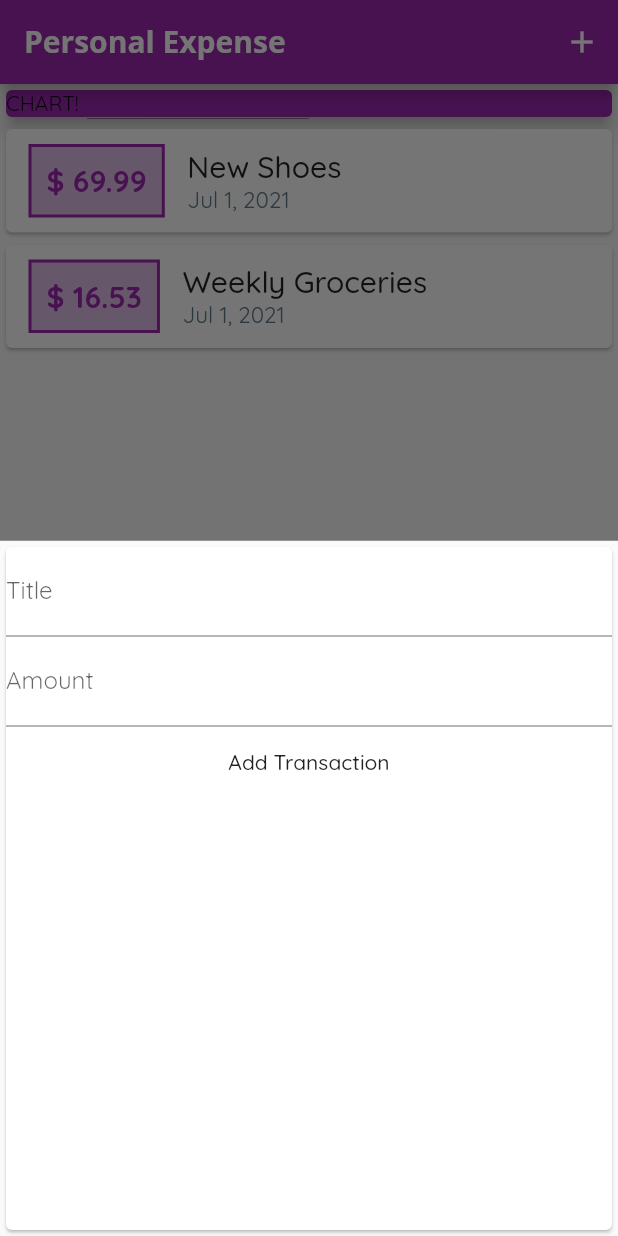
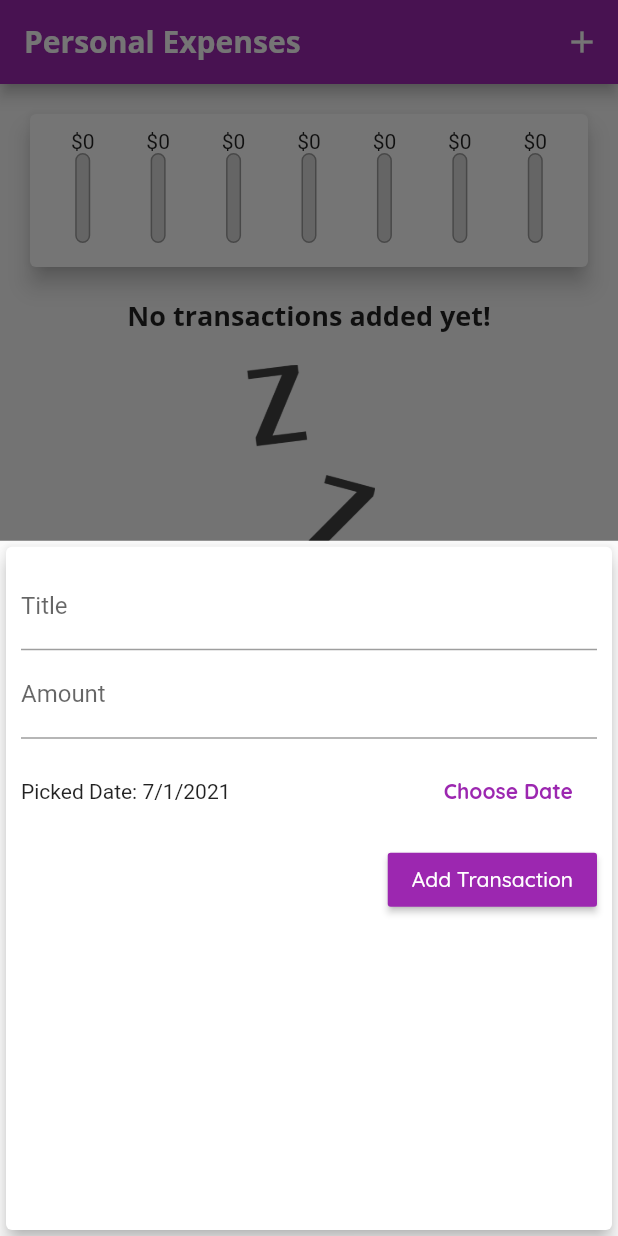
Before and after one commit to RidhamK/expensemanager, a Flutter app: the screen it shows after launch, after a tap on the "add" icon, on a phone screen of 412 x 824 dp. Run offline on Flutter 3.47's test engine with Material 2 defaults, Android fonts, the phone set to English and light mode, and no system bars.

```diff
--- a/lib/main.dart
+++ b/lib/main.dart
@@ -1,11 +1,13 @@
-import 'package:flutter/cupertino.dart';
+// ignore_for_file: deprecated_member_use
+
 import 'package:flutter/material.dart';
 
-import 'widgets/new_transaction.dart';
+import './widgets/new_transaction.dart';
 import './widgets/transaction_list.dart';
+import './widgets/chart.dart';
 import './models/transaction.dart';
 
-void main() => runApp(MyApp());
+void main() => runApp(const MyApp());
 
 class MyApp extends StatelessWidget {
   const MyApp({Key? key}) : super(key: key);
@@ -13,73 +15,100 @@ class MyApp extends StatelessWidget {
   @override
   Widget build(BuildContext context) {
     return MaterialApp(
-      title: 'Flutter App',
+      title: 'Personal Expenses',
       theme: ThemeData(
-        primarySwatch: Colors.purple,
-        accentColor: Colors.amberAccent,
-        fontFamily: 'Quicksand',
-        appBarTheme: AppBarTheme(
+          primarySwatch: Colors.purple,
+          accentColor: Colors.amber,
+          // errorColor: Colors.red,
+          fontFamily: 'Quicksand',
           textTheme: ThemeData.light().textTheme.copyWith(
-                title: TextStyle(
+                title: const TextStyle(
                   fontFamily: 'OpenSans',
-                  fontSize: 20,
                   fontWeight: FontWeight.bold,
+                  fontSize: 18,
                 ),
+                button: const TextStyle(color: Colors.white),
               ),
-        ),
-      ),
-      home: MyHomePage(),
+          appBarTheme: AppBarTheme(
+            textTheme: ThemeData.light().textTheme.copyWith(
+                  title: const TextStyle(
+                    fontFamily: 'OpenSans',
+                    fontSize: 20,
+                    fontWeight: FontWeight.bold,
+                  ),
+                ),
+          )),
+      home: const MyHomePage(),
     );
   }
 }
 
 class MyHomePage extends StatefulWidget {
-  // String titleInput = '';
-  // String amountInput = '';
+  const MyHomePage({Key? key}) : super(key: key);
 
+  // String titleInput;
+  // String amountInput;
   @override
-  State<MyHomePage> createState() => _MyHomePageState();
+  _MyHomePageState createState() => _MyHomePageState();
 }
 
 class _MyHomePageState extends State<MyHomePage> {
   final List<Transaction> _userTransactions = [
-    Transaction(
-      id: 't1',
-      title: 'New Shoes',
-      amount: 69.99,
-      date: DateTime.now(),
-    ),
-    Transaction(
-      id: 't2',
-      title: 'Weekly Groceries',
-      amount: 16.53,
-      date: DateTime.now(),
-    ),
+    // Transaction(
+    //   id: 't1',
+    //   title: 'New Shoes',
+    //   amount: 69.99,
+    //   date: DateTime.now(),
+    // ),
+    // Transaction(
+    //   id: 't2',
+    //   title: 'Weekly Groceries',
+    //   amount: 16.53,
+    //   date: DateTime.now(),
+    // ),
   ];
 
-  void _addTransaction(String txTitle, double txAmount) {
-    final newtx = Transaction(
+  List<Transaction> get _recentTransactions {
+    return _userTransactions.where((tx) {
+      return tx.date.isAfter(
+        DateTime.now().subtract(
+          const Duration(days: 7),
+        ),
+      );
+    }).toList();
+  }
+
+  void _addNewTransaction(
+      String txTitle, double txAmount, DateTime chosenDate) {
+    final newTx = Transaction(
       title: txTitle,
       amount: txAmount,
-      date: DateTime.now(),
+      date: chosenDate,
       id: DateTime.now().toString(),
     );
+
     setState(() {
-      _userTransactions.add(newtx);
+      _userTransactions.add(newTx);
     });
   }
 
-  void _startAddNewTx(BuildContext context) {
+  void _startAddNewTransaction(BuildContext ctx) {
     showModalBottomSheet(
-      context: context,
+      context: ctx,
       builder: (_) {
         return GestureDetector(
           onTap: () {},
+          child: NewTransaction(_addNewTransaction),
           behavior: HitTestBehavior.opaque,
-          child: NewTransaction(_addTransaction),
         );
       },
     );
+  }
+
+  void _deleteTransaction(String id) {
+    setState(() {
+      _userTransactions.removeWhere((tx) => tx.id == id);
+    });
   }
 
   @override
@@ -87,13 +116,13 @@ class _MyHomePageState extends State<MyHomePage> {
     return Scaffold(
       appBar: AppBar(
         title: const Text(
-          'Personal Expense',
+          'Personal Expenses',
         ),
-        actions: [
+        actions: <Widget>[
           IconButton(
-            onPressed: () => _startAddNewTx(context),
-            icon: Icon(Icons.add),
-          )
+            icon: const Icon(Icons.add),
+            onPressed: () => _startAddNewTransaction(context),
+          ),
         ],
       ),
       body: SingleChildScrollView(
@@ -101,22 +130,15 @@ class _MyHomePageState extends State<MyHomePage> {
           // mainAxisAlignment: MainAxisAlignment.start,
           crossAxisAlignment: CrossAxisAlignment.stretch,
           children: <Widget>[
-            Container(
-              width: double.infinity,
-              child: Card(
-                color: Theme.of(context).primaryColor,
-                child: Text('CHART!'),
-                elevation: 5,
-              ),
-            ),
-            TransactionList(_userTransactions),
+            Chart(_recentTransactions),
+            TransactionList(_userTransactions, _deleteTransaction),
           ],
         ),
       ),
       floatingActionButtonLocation: FloatingActionButtonLocation.centerFloat,
       floatingActionButton: FloatingActionButton(
-        onPressed: () => _startAddNewTx(context),
-        child: Icon(Icons.add),
+        child: const Icon(Icons.add),
+        onPressed: () => _startAddNewTransaction(context),
       ),
     );
   }
--- /dev/null
+++ b/lib/widgets/chart.dart
@@ -0,0 +1,67 @@
+// ignore_for_file: use_key_in_widget_constructors
+
+import 'package:expense_manager/models/transaction.dart';
+import 'package:flutter/material.dart';
+import 'package:intl/intl.dart';
+
+import 'chartbar.dart';
+
+class Chart extends StatelessWidget {
+  final List<Transaction> recentTransactions;
+
+  const Chart(this.recentTransactions);
+
+  List<Map<String, Object>> get groupedTransactionValues {
+    return List.generate(7, (index) {
+      final weekDay = DateTime.now().subtract(
+        Duration(days: index),
+      );
+      var totalSum = 0.0;
+
+      for (var i = 0; i < recentTransactions.length; i++) {
+        if (recentTransactions[i].date.day == weekDay.day &&
+            recentTransactions[i].date.month == weekDay.month &&
+            recentTransactions[i].date.year == weekDay.year) {
+          totalSum += recentTransactions[i].amount;
+        }
+      }
+
+      return {
+        'day': DateFormat.E().format(weekDay).substring(0, 1),
+        'amount': totalSum,
+      };
+    }).reversed.toList();
+  }
+
+  double get totalSpending {
+    return groupedTransactionValues.fold(0.0, (sum, item) {
+      return sum + (item['amount'] as double);
+    });
+  }
+
+  @override
+  Widget build(BuildContext context) {
+    return Card(
+      elevation: 6,
+      margin: const EdgeInsets.all(20),
+      child: Padding(
+        padding: const EdgeInsets.all(10),
+        child: Row(
+          mainAxisAlignment: MainAxisAlignment.spaceAround,
+          children: groupedTransactionValues.map((data) {
+            return Flexible(
+              fit: FlexFit.tight,
+              child: ChartBar(
+                data['day'] as String,
+                data['amount'] as double,
+                totalSpending == 0.0
+                    ? 0.0
+                    : (data['amount'] as double) / totalSpending,
+              ),
+            );
+          }).toList(),
+        ),
+      ),
+    );
+  }
+}
--- /dev/null
+++ b/lib/widgets/chartbar.dart
@@ -0,0 +1,48 @@
+// ignore_for_file: use_key_in_widget_constructors, sized_box_for_whitespace
+
+import 'package:flutter/material.dart';
+
+class ChartBar extends StatelessWidget {
+  final String label;
+  final double spendingAmount;
+  final double spendingPctTotal;
+
+  const ChartBar(this.label, this.spendingAmount, this.spendingPctTotal);
+
+  @override
+  Widget build(BuildContext context) {
+    return Column(
+      children: [
+        Text('\$${spendingAmount.toStringAsFixed(0)}'),
+        const SizedBox(),
+        Container(
+          height: 60,
+          width: 10,
+          child: Stack(
+            children: [
+              Container(
+                decoration: BoxDecoration(
+                  border: Border.all(color: Colors.grey, width: 1.0),
+                  color: const Color.fromRGBO(220, 220, 220, 1),
+                  borderRadius: BorderRadius.circular(10),
+                ),
+              ),
+              FractionallySizedBox(
+                heightFactor: spendingPctTotal,
+                child: Container(
+                  decoration: BoxDecoration(
+                    color: Theme.of(context).primaryColor,
+                    borderRadius: BorderRadius.circular(10),
+                  ),
+                ),
+              ),
+            ],
+          ),
+        ),
+        const SizedBox(
+          height: 6,
+        ),
+      ],
+    );
+  }
+}
--- a/lib/widgets/new_transaction.dart
+++ b/lib/widgets/new_transaction.dart
@@ -1,22 +1,28 @@
-// new transactions
+// ignore_for_file: use_key_in_widget_constructors
+
 import 'package:flutter/material.dart';
+import 'package:intl/intl.dart';
 
 class NewTransaction extends StatefulWidget {
   final Function addTx;
-  NewTransaction(this.addTx);
+
+  const NewTransaction(this.addTx);
 
   @override
-  State<NewTransaction> createState() => _NewTransactionState();
+  _NewTransactionState createState() => _NewTransactionState();
 }
 
 class _NewTransactionState extends State<NewTransaction> {
-  final titleController = TextEditingController();
+  final _titleController = TextEditingController();
+  final _amountController = TextEditingController();
+  DateTime _selectedDate = DateTime.now();
 
-  final amountCotroller = TextEditingController();
-
-  void submitData() {
-    final enteredTitle = titleController.text;
-    final enteredAmount = double.parse(amountCotroller.text);
+  void _submitData() {
+    if (_amountController.text.isEmpty) {
+      return;
+    }
+    final enteredTitle = _titleController.text;
+    final enteredAmount = double.parse(_amountController.text);
 
     if (enteredTitle.isEmpty || enteredAmount <= 0) {
       return;
@@ -25,35 +31,83 @@ class _NewTransactionState extends State<NewTransaction> {
     widget.addTx(
       enteredTitle,
       enteredAmount,
+      _selectedDate,
     );
+
     Navigator.of(context).pop();
+  }
+
+  void _presentDatePicker() {
+    showDatePicker(
+      context: context,
+      initialDate: DateTime.now(),
+      firstDate: DateTime(2019),
+      lastDate: DateTime.now(),
+    ).then((pickedDate) {
+      if (pickedDate == null) {
+        return;
+      }
+      setState(() {
+        _selectedDate = pickedDate;
+      });
+    });
+    // print('...');
   }
 
   @override
   Widget build(BuildContext context) {
     return Card(
+      elevation: 5,
       child: Container(
+        padding: const EdgeInsets.all(10),
         child: Column(
-          children: [
+          crossAxisAlignment: CrossAxisAlignment.end,
+          children: <Widget>[
             TextField(
-              // onChanged: (value) {
-              //   titleInput = value;
+              decoration: const InputDecoration(labelText: 'Title'),
+              controller: _titleController,
+              onSubmitted: (_) => _submitData(),
+              // onChanged: (val) {
+              //   titleInput = val;
               // },
-              onSubmitted: (_) => submitData(),
-              controller: titleController,
-              decoration: InputDecoration(
-                labelText: 'Title',
+            ),
+            TextField(
+              decoration: const InputDecoration(labelText: 'Amount'),
+              controller: _amountController,
+              keyboardType: TextInputType.number,
+              onSubmitted: (_) => _submitData(),
+              // onChanged: (val) => amountInput = val,
+            ),
+            // ignore: sized_box_for_whitespace
+            Container(
+              height: 70,
+              child: Row(
+                children: <Widget>[
+                  Expanded(
+                    child: Text(
+                      'Picked Date: ${DateFormat.yMd().format(_selectedDate)}',
+                    ),
+                  ),
+                  // ignore: deprecated_member_use
+                  FlatButton(
+                    textColor: Theme.of(context).primaryColor,
+                    child: const Text(
+                      'Choose Date',
+                      style: TextStyle(
+                        fontWeight: FontWeight.bold,
+                      ),
+                    ),
+                    onPressed: _presentDatePicker,
+                  ),
+                ],
               ),
             ),
-            TextField(
-              decoration: InputDecoration(labelText: 'Amount'),
-              keyboardType: TextInputType.number,
-              controller: amountCotroller,
-            ),
             // ignore: deprecated_member_use
-            FlatButton(
-              onPressed: () => submitData(),
+            RaisedButton(
               child: const Text('Add Transaction'),
+              color: Theme.of(context).primaryColor,
+              textColor: Theme.of(context).textTheme.button!.color,
+              onPressed: _submitData,
             ),
           ],
         ),
--- a/lib/widgets/transaction_list.dart
+++ b/lib/widgets/transaction_list.dart
@@ -1,60 +1,67 @@
+// ignore_for_file: sized_box_for_whitespace, use_key_in_widget_constructors
+
 import 'package:flutter/material.dart';
 import 'package:intl/intl.dart';
 import '../models/transaction.dart';
 
 class TransactionList extends StatelessWidget {
   final List<Transaction> transactions;
+  final Function deleteTx;
 
-  TransactionList(this.transactions);
+  const TransactionList(this.transactions, this.deleteTx);
 
   @override
   Widget build(BuildContext context) {
     return Container(
-      height: 300,
-      child: ListView.builder(
+      height: 450,
+      child: transactions.isEmpty
+          ? Column(
+              children: <Widget>[
+                Text(
+                  'No transactions added yet!',
+                  style: Theme.of(context).textTheme.headline6,
+                ),
+                SizedBox(
+                  height: 20,
+                ),
+                Container(
+                    height: 200,
+                    child: Image.asset(
+                      'assets/images/waiting.png',
+                      fit: BoxFit.cover,
+                    )),
+              ],
+            )
+          : ListView.builder(
               itemBuilder: (ctx, index) {
                 return Card(
-            child: Row(
-              children: [
-                Container(
-                  margin: EdgeInsets.symmetric(
-                    vertical: 10,
-                    horizontal: 15,
+                  elevation: 5,
+                  margin: const EdgeInsets.symmetric(
+                    vertical: 8,
+                    horizontal: 5,
                   ),
-                  padding: EdgeInsets.all(10.0),
-                  decoration: BoxDecoration(
-                    color: Theme.of(context).primaryColorLight,
-                    border: Border.all(
-                      color: Colors.purple,
-                      width: 2,
-                    ),
-                  ),
-                  child: Text(
-                    '\$ ${transactions[index].amount.toStringAsFixed(2)}',
-                    style: TextStyle(
-                      color: Theme.of(context).primaryColor,
-                      fontWeight: FontWeight.bold,
-                      fontSize: 20,
+                  child: ListTile(
+                    leading: CircleAvatar(
+                      radius: 30,
+                      child: Padding(
+                        padding: const EdgeInsets.all(6),
+                        child: FittedBox(
+                          child: Text('\$${transactions[index].amount}'),
                         ),
                       ),
                     ),
-                Column(
-                  crossAxisAlignment: CrossAxisAlignment.start,
-                  children: [
-                    Text(
+                    title: Text(
                       transactions[index].title,
-                      style: Theme.of(context).textTheme.title,
+                      style: Theme.of(context).textTheme.headline6,
                     ),
-                    Text(
+                    subtitle: Text(
                       DateFormat.yMMMd().format(transactions[index].date),
-                      style: TextStyle(
-                        color: Colors.blueGrey,
-                        fontSize: 15,
                     ),
+                    trailing: IconButton(
+                      icon: const Icon(Icons.delete),
+                      color: Theme.of(context).errorColor,
+                      onPressed: () => deleteTx(transactions[index].id),
                     ),
-                  ],
-                ),
-              ],
                   ),
                 );
               },
--- a/pubspec.yaml
+++ b/pubspec.yaml
@@ -59,8 +59,8 @@ flutter:
   uses-material-design: true
 
   # To add assets to your application, add an assets section, like this:
-  # assets:
-  #   - images/a_dot_burr.jpeg
+  assets:
+    - assets/images/waiting.png
   #   - images/a_dot_ham.jpeg
 
   # An image asset can refer to one or more resolution-specific "variants", see
```
Also changed, not shown: assets/images/waiting.png (added), 1 other file. Lines whose indentation alone changed are shown as unchanged.
